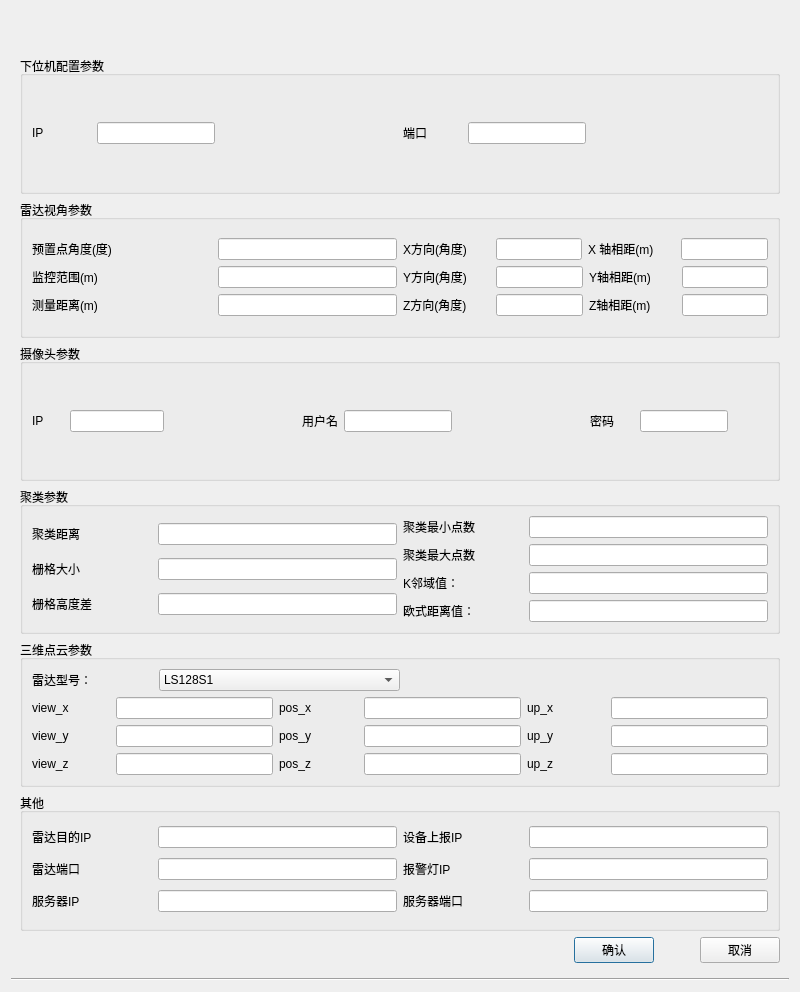
First picture: the form in UI/forms/addlidar.ui, repository ljy-biubiu/vehicle_client, before the edit.
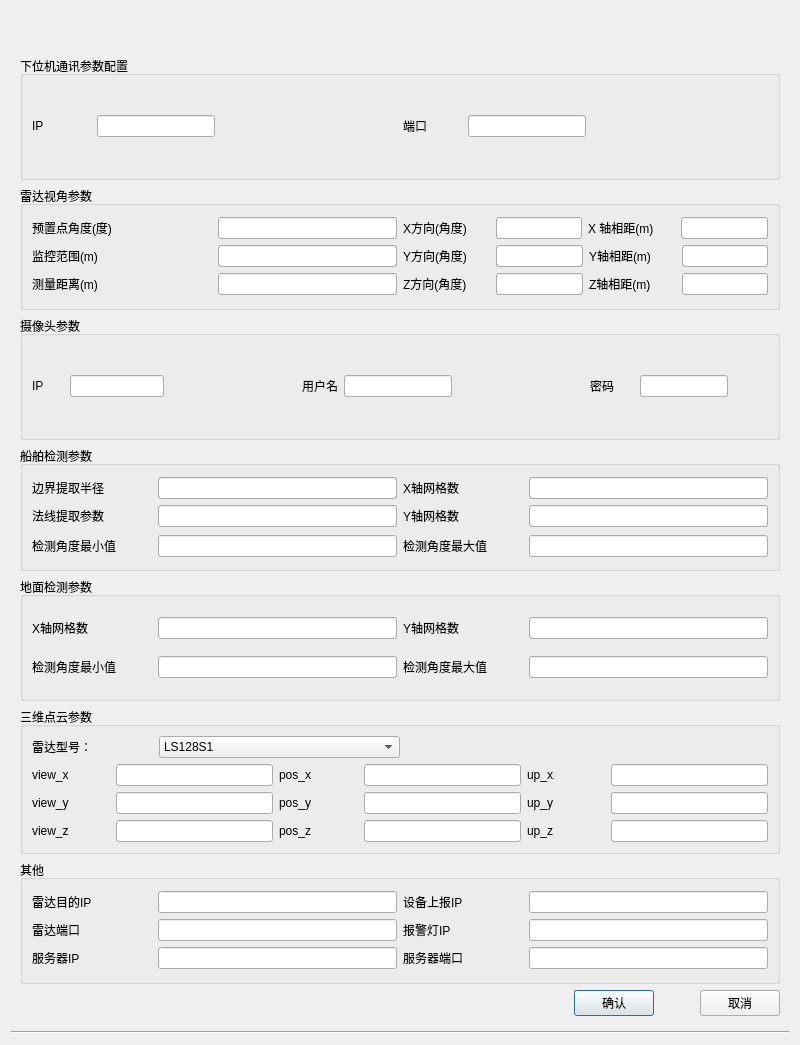
Second picture: the form after the edit. Custom widgets are drawn as their Qt base class.

```diff
--- a/UI/forms/addlidar.ui
+++ b/UI/forms/addlidar.ui
@@ -7,7 +7,7 @@
     <x>0</x>
     <y>0</y>
     <width>800</width>
-    <height>992</height>
+    <height>1045</height>
    </rect>
   </property>
   <property name="sizePolicy">
@@ -19,7 +19,7 @@
   <property name="windowTitle">
    <string>Dialog</string>
   </property>
-  <layout class="QVBoxLayout" name="verticalLayout_20">
+  <layout class="QVBoxLayout" name="verticalLayout_26">
    <item>
     <widget class="ChildTitleBar" name="widget" native="true">
      <property name="minimumSize">
@@ -38,7 +38,7 @@
    </item>
    <item>
     <widget class="QWidget" name="widget_2" native="true">
-     <layout class="QVBoxLayout" name="verticalLayout_13">
+     <layout class="QVBoxLayout" name="verticalLayout_22">
       <item>
        <layout class="QVBoxLayout" name="verticalLayout_10">
         <item>
@@ -46,7 +46,7 @@
           <item>
            <widget class="QGroupBox" name="groupBox_6">
             <property name="title">
-             <string>下位机配置参数</string>
+             <string>下位机通讯参数配置</string>
             </property>
             <layout class="QGridLayout" name="gridLayout_6" rowstretch="0,0">
              <item row="1" column="0">
@@ -479,7 +479,7 @@
           <item>
            <widget class="QGroupBox" name="groupBox_2">
             <property name="title">
-             <string>聚类参数</string>
+             <string>船舶检测参数</string>
             </property>
             <layout class="QGridLayout" name="gridLayout_4">
              <item row="0" column="0">
@@ -491,7 +491,7 @@
                    <item>
                     <widget class="QLabel" name="label_7">
                      <property name="text">
-                      <string>聚类距离</string>
+                      <string>边界提取半径</string>
                      </property>
                     </widget>
                    </item>
@@ -509,30 +509,12 @@
                    <item>
                     <widget class="QLabel" name="label_11">
                      <property name="text">
-                      <string>栅格大小</string>
+                      <string>法线提取参数</string>
                      </property>
                     </widget>
                    </item>
                    <item>
-                    <widget class="QLineEdit" name="resolution">
-                     <property name="alignment">
-                      <set>Qt::AlignCenter</set>
-                     </property>
-                    </widget>
-                   </item>
-                  </layout>
-                 </item>
-                 <item>
-                  <layout class="QHBoxLayout" name="horizontalLayout_12" stretch="1,2">
-                   <item>
-                    <widget class="QLabel" name="label_12">
-                     <property name="text">
-                      <string>栅格高度差</string>
-                     </property>
-                    </widget>
-                   </item>
-                   <item>
-                    <widget class="QLineEdit" name="difference_threshold">
+                    <widget class="QLineEdit" name="ship_normal_radius">
                      <property name="alignment">
                       <set>Qt::AlignCenter</set>
                      </property>
@@ -549,7 +531,7 @@
                    <item>
                     <widget class="QLabel" name="label_8">
                      <property name="text">
-                      <string>聚类最小点数</string>
+                      <string>X轴网格数</string>
                      </property>
                     </widget>
                    </item>
@@ -567,7 +549,7 @@
                    <item>
                     <widget class="QLabel" name="label_10">
                      <property name="text">
-                      <string>聚类最大点数</string>
+                      <string>Y轴网格数</string>
                      </property>
                     </widget>
                    </item>
@@ -580,17 +562,104 @@
                    </item>
                   </layout>
                  </item>
+                </layout>
+               </item>
+              </layout>
+             </item>
+             <item row="1" column="0">
+              <layout class="QHBoxLayout" name="horizontalLayout_61">
+               <item>
+                <layout class="QVBoxLayout" name="verticalLayout_24">
                  <item>
                   <layout class="QHBoxLayout" name="horizontalLayout_27" stretch="1,2">
                    <item>
+                    <widget class="QLabel" name="label_36">
+                     <property name="text">
+                      <string>检测角度最小值</string>
+                     </property>
+                    </widget>
+                   </item>
+                   <item>
+                    <widget class="QLineEdit" name="ship_min_angle">
+                     <property name="alignment">
+                      <set>Qt::AlignCenter</set>
+                     </property>
+                    </widget>
+                   </item>
+                  </layout>
+                 </item>
+                </layout>
+               </item>
+               <item>
+                <layout class="QVBoxLayout" name="verticalLayout_25">
+                 <item>
+                  <layout class="QHBoxLayout" name="horizontalLayout_62" stretch="1,2">
+                   <item>
+                    <widget class="QLabel" name="label_38">
+                     <property name="text">
+                      <string>检测角度最大值</string>
+                     </property>
+                    </widget>
+                   </item>
+                   <item>
+                    <widget class="QLineEdit" name="ship_max_angle">
+                     <property name="alignment">
+                      <set>Qt::AlignCenter</set>
+                     </property>
+                    </widget>
+                   </item>
+                  </layout>
+                 </item>
+                </layout>
+               </item>
+              </layout>
+             </item>
+            </layout>
+           </widget>
+          </item>
+          <item>
+           <widget class="QGroupBox" name="groupBox_7">
+            <property name="title">
+             <string>地面检测参数</string>
+            </property>
+            <layout class="QGridLayout" name="gridLayout_7">
+             <item row="0" column="0">
+              <layout class="QHBoxLayout" name="horizontalLayout_49">
+               <item>
+                <layout class="QVBoxLayout" name="verticalLayout_13">
+                 <item>
+                  <layout class="QHBoxLayout" name="horizontalLayout_12" stretch="1,2">
+                   <item>
+                    <widget class="QLabel" name="label_12">
+                     <property name="text">
+                      <string>X轴网格数</string>
+                     </property>
+                    </widget>
+                   </item>
+                   <item>
+                    <widget class="QLineEdit" name="gound_grid_X">
+                     <property name="alignment">
+                      <set>Qt::AlignCenter</set>
+                     </property>
+                    </widget>
+                   </item>
+                  </layout>
+                 </item>
+                </layout>
+               </item>
+               <item>
+                <layout class="QVBoxLayout" name="verticalLayout_21">
+                 <item>
+                  <layout class="QHBoxLayout" name="horizontalLayout_50" stretch="1,2">
+                   <item>
                     <widget class="QLabel" name="label_20">
                      <property name="text">
-                      <string>K邻域值：</string>
+                      <string>Y轴网格数</string>
                      </property>
                     </widget>
                    </item>
                    <item>
-                    <widget class="QLineEdit" name="kValue">
+                    <widget class="QLineEdit" name="gound_grid_Y">
                      <property name="alignment">
                       <set>Qt::AlignCenter</set>
                      </property>
@@ -598,17 +667,47 @@
                    </item>
                   </layout>
                  </item>
+                </layout>
+               </item>
+              </layout>
+             </item>
+             <item row="1" column="0">
+              <layout class="QHBoxLayout" name="horizontalLayout_57">
+               <item>
+                <layout class="QVBoxLayout" name="verticalLayout_20">
                  <item>
-                  <layout class="QHBoxLayout" name="horizontalLayout_40" stretch="1,2">
+                  <layout class="QHBoxLayout" name="horizontalLayout_18" stretch="1,2">
+                   <item>
+                    <widget class="QLabel" name="label_17">
+                     <property name="text">
+                      <string>检测角度最小值</string>
+                     </property>
+                    </widget>
+                   </item>
+                   <item>
+                    <widget class="QLineEdit" name="gound_min_angle">
+                     <property name="alignment">
+                      <set>Qt::AlignCenter</set>
+                     </property>
+                    </widget>
+                   </item>
+                  </layout>
+                 </item>
+                </layout>
+               </item>
+               <item>
+                <layout class="QVBoxLayout" name="verticalLayout_23">
+                 <item>
+                  <layout class="QHBoxLayout" name="horizontalLayout_60" stretch="1,2">
                    <item>
                     <widget class="QLabel" name="label_29">
                      <property name="text">
-                      <string>欧式距离值：</string>
+                      <string>检测角度最大值</string>
                      </property>
                     </widget>
                    </item>
                    <item>
-                    <widget class="QLineEdit" name="distance">
+                    <widget class="QLineEdit" name="gound_max_angle">
                      <property name="alignment">
                       <set>Qt::AlignCenter</set>
                      </property>
@@ -989,16 +1088,6 @@
                  </item>
                 </layout>
                </item>
-               <item>
-                <layout class="QHBoxLayout" name="horizontalLayout_45" stretch="1,1">
-                 <item>
-                  <layout class="QHBoxLayout" name="horizontalLayout_18" stretch=""/>
-                 </item>
-                 <item>
-                  <layout class="QHBoxLayout" name="horizontalLayout_42" stretch=""/>
-                 </item>
-                </layout>
-               </item>
               </layout>
              </item>
             </layout>
```
Left out of the diff: 8 changed lines with no effect on the pictures.
